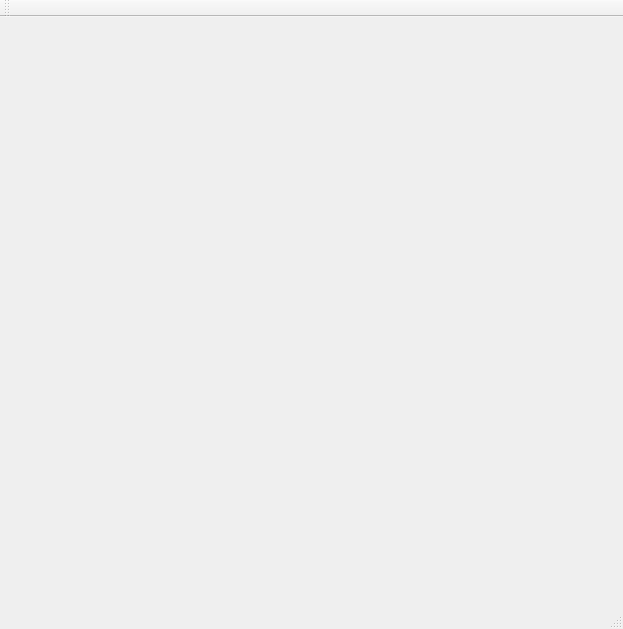
This is ArteryTechQtProject/ArteryTechQtProject/ArteryTechQtProject.ui in chenfeigen/HBFlowsSrc as Qt 5 draws it before an edit. The edited form follows.
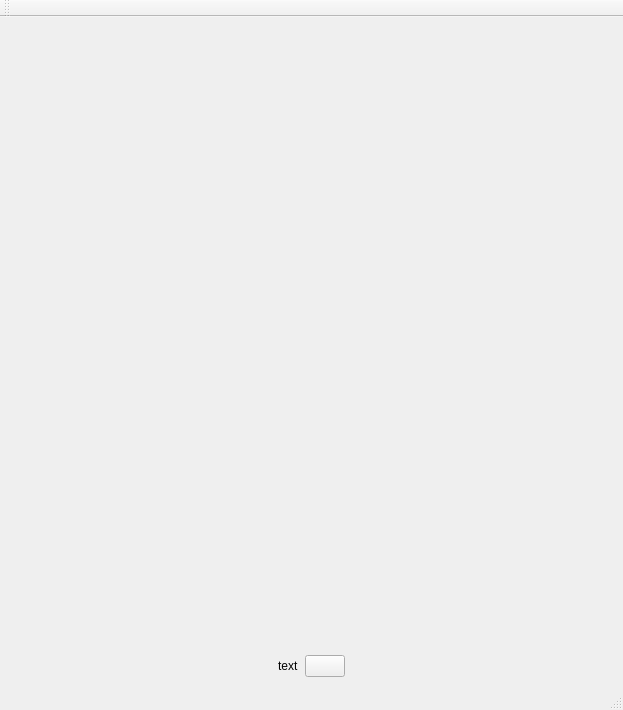
This is the edited form. Icons and pictures are not drawn.

Diff of the .ui file:
```diff
--- a/ArteryTechQtProject/ArteryTechQtProject/ArteryTechQtProject.ui
+++ b/ArteryTechQtProject/ArteryTechQtProject/ArteryTechQtProject.ui
@@ -7,7 +7,7 @@
     <x>0</x>
     <y>0</y>
     <width>623</width>
-    <height>629</height>
+    <height>710</height>
    </rect>
   </property>
   <property name="windowTitle">
@@ -17,7 +17,80 @@
    <iconset resource="ArteryTechQtProject.qrc">
     <normaloff>:/new/prefix1/images/ArteryTech.ico</normaloff>:/new/prefix1/images/ArteryTech.ico</iconset>
   </property>
-  <widget class="QWidget" name="centralWidget"/>
+  <widget class="QWidget" name="centralWidget">
+   <layout class="QVBoxLayout" name="verticalLayout_2">
+    <item>
+     <layout class="QVBoxLayout" name="verticalLayout">
+      <item>
+       <spacer name="verticalSpacer">
+        <property name="orientation">
+         <enum>Qt::Vertical</enum>
+        </property>
+        <property name="sizeHint" stdset="0">
+         <size>
+          <width>20</width>
+          <height>40</height>
+         </size>
+        </property>
+       </spacer>
+      </item>
+      <item>
+       <layout class="QHBoxLayout" name="horizontalLayout">
+        <item>
+         <spacer name="horizontalSpacer">
+          <property name="orientation">
+           <enum>Qt::Horizontal</enum>
+          </property>
+          <property name="sizeHint" stdset="0">
+           <size>
+            <width>40</width>
+            <height>20</height>
+           </size>
+          </property>
+         </spacer>
+        </item>
+        <item>
+         <widget class="QLabel" name="label">
+          <property name="text">
+           <string>text</string>
+          </property>
+         </widget>
+        </item>
+        <item>
+         <widget class="QPushButton" name="pushButton">
+          <property name="text">
+           <string/>
+          </property>
+          <property name="autoDefault">
+           <bool>false</bool>
+          </property>
+          <property name="default">
+           <bool>false</bool>
+          </property>
+          <property name="flat">
+           <bool>false</bool>
+          </property>
+         </widget>
+        </item>
+        <item>
+         <spacer name="horizontalSpacer_2">
+          <property name="orientation">
+           <enum>Qt::Horizontal</enum>
+          </property>
+          <property name="sizeHint" stdset="0">
+           <size>
+            <width>40</width>
+            <height>20</height>
+           </size>
+          </property>
+         </spacer>
+        </item>
+       </layout>
+      </item>
+     </layout>
+    </item>
+   </layout>
+  </widget>
   <widget class="QMenuBar" name="menuBar">
    <property name="geometry">
     <rect>
```
